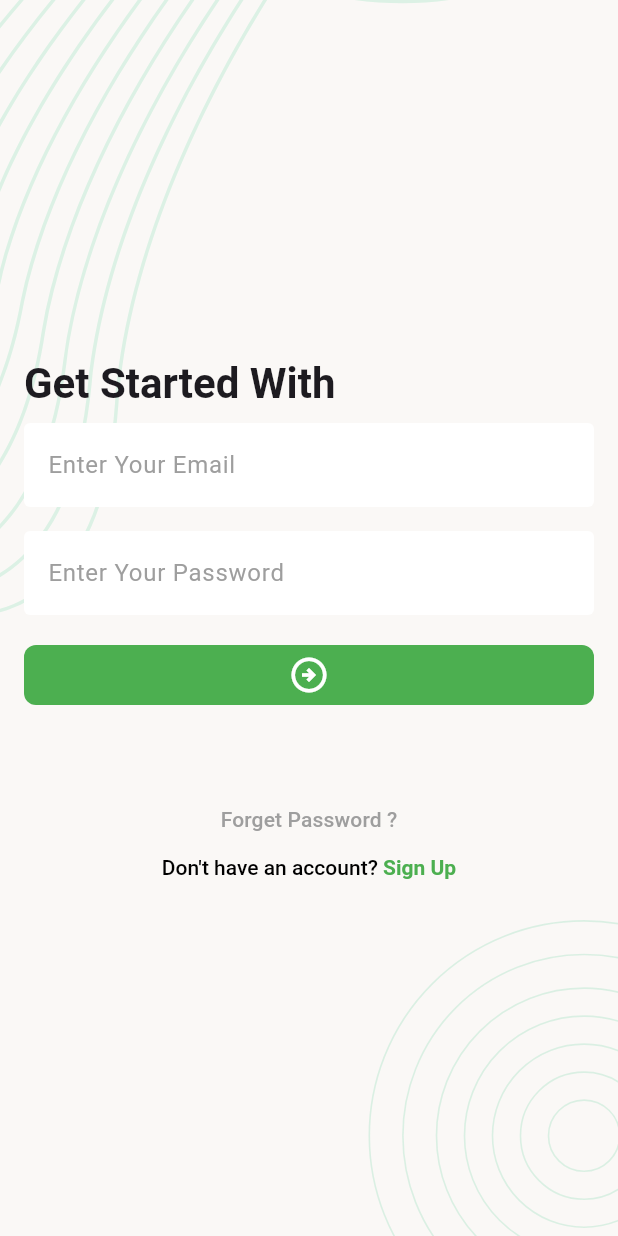
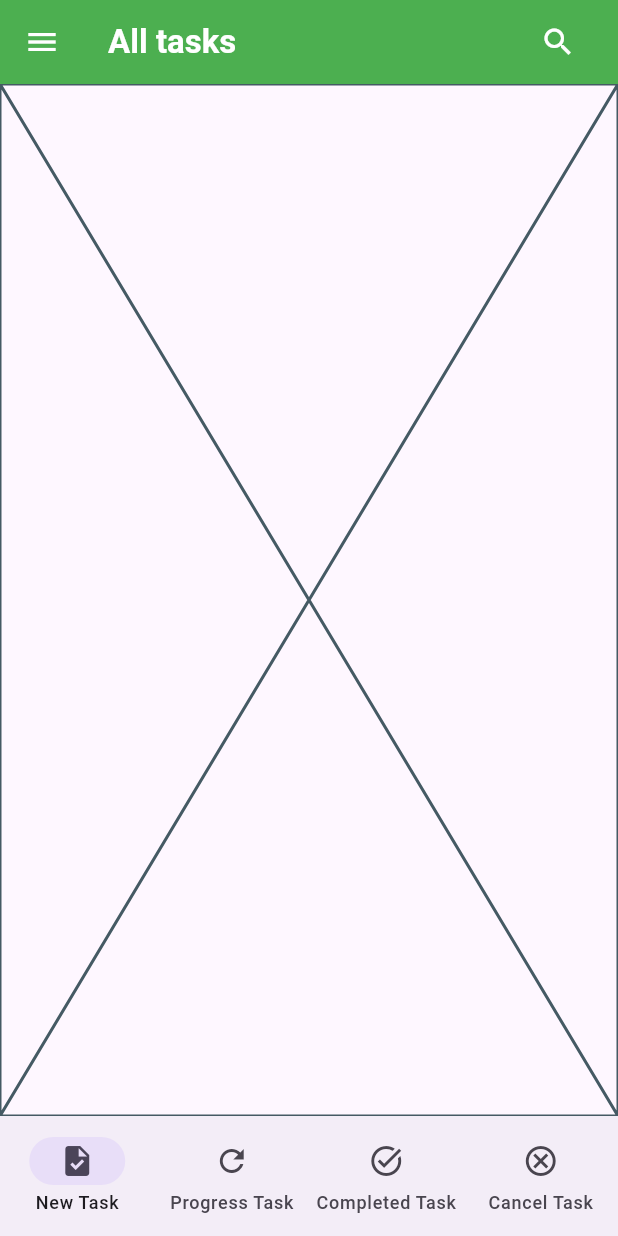
Before and after one commit to ZubayeerAlam/Ostad-Assignment-, a Flutter app: the screen it shows after launch, after a tap on the "arrow circle right" icon, on a phone screen of 412 x 824 dp. Run offline on Flutter 3.47's test engine with Material 3 defaults, Android fonts, the phone set to English and light mode, and no system bars; our stand-ins replace flutter_svg; Roboto replaces fonts that are missing (Poppins).

Commit message:
main nav layout

```diff
--- /dev/null
+++ b/Module 13/Task_Manager_APP/lib/Screen/NewTask_Screen.dart
@@ -0,0 +1,15 @@
+import 'package:flutter/cupertino.dart';
+
+class NewtaskScreen extends StatefulWidget {
+  const NewtaskScreen({super.key});
+
+  @override
+  State<NewtaskScreen> createState() => _State();
+}
+
+class _State extends State<NewtaskScreen> {
+  @override
+  Widget build(BuildContext context) {
+    return const Placeholder();
+  }
+}
--- a/Module 13/Task_Manager_APP/lib/Screen/log_in_screen.dart
+++ b/Module 13/Task_Manager_APP/lib/Screen/log_in_screen.dart
@@ -1,5 +1,6 @@
 import 'package:flutter/cupertino.dart';
 import 'package:flutter/material.dart';
+import 'package:task_manager_app/Screen/main_nav_Screen.dart';
 import 'package:task_manager_app/Widget/ScreenBG.dart';
 
 import '../Utils/app_colors.dart';
@@ -39,7 +40,9 @@ class _State extends State<Login_Screen> {
               SizedBox(height: 16),
 
               FilledButton(
-                onPressed: () {},
+                onPressed: () {
+                  Navigator.pushReplacement(context, MaterialPageRoute(builder: (context)=>MainNavScreen()));
+                },
                 child: Icon(Icons.arrow_circle_right_outlined, size: 28),
               ),
 
--- /dev/null
+++ b/Module 13/Task_Manager_APP/lib/Screen/main_nav_Screen.dart
@@ -0,0 +1,53 @@
+import 'package:flutter/cupertino.dart';
+import 'package:flutter/material.dart';
+import 'package:task_manager_app/Screen/NewTask_Screen.dart';
+
+import '../Utils/app_colors.dart';
+import '../Widget/App_Bar.dart';
+import 'Cancel_Screen.dart';
+import 'CompleteTask_Screen.dart';
+import 'ProgressTask_Screen.dart';
+
+class MainNavScreen extends StatefulWidget {
+  const MainNavScreen({super.key});
+
+  @override
+  State<MainNavScreen> createState() => _MainNavScreenState();
+}
+
+class _MainNavScreenState extends State<MainNavScreen> {
+  int selectedIndex = 0;
+
+  List screens = [
+    NewtaskScreen(),
+    ProgressTaskScreen(),
+    CompleteTaskScreen(),
+    CancelScreen(),
+  ];
+
+  @override
+  Widget build(BuildContext context) {
+    return Scaffold(
+      appBar: Appbar(),
+      body: screens[selectedIndex],
+        bottomNavigationBar: NavigationBar(
+        selectedIndex: selectedIndex,
+        onDestinationSelected: (int index) {
+          setState(() {
+            selectedIndex = index;
+          });
+        },
+        destinations: const [
+          NavigationDestination(
+              icon: Icon(Icons.task), label: 'New Task'),
+          NavigationDestination(
+              icon: Icon(Icons.refresh), label: 'Progress Task'),
+          NavigationDestination(
+              icon: Icon(Icons.task_alt_outlined), label: 'Completed Task'),
+          NavigationDestination(
+              icon: Icon(Icons.cancel_outlined), label: 'Cancel Task'),
+        ],
+      )
+    );
+  }
+}
--- /dev/null
+++ b/Module 13/Task_Manager_APP/lib/Widget/App_Bar.dart
@@ -0,0 +1,41 @@
+import 'package:flutter/cupertino.dart';
+import 'package:flutter/material.dart';
+
+import '../Utils/app_colors.dart';
+
+class Appbar extends StatelessWidget implements PreferredSizeWidget {
+  const Appbar({super.key});
+
+  @override
+  Widget build(BuildContext context) {
+    return AppBar(
+      backgroundColor: AppColors.PColor,
+      leading: Icon(Icons.menu, color: Colors.white),
+      title: Row(
+        mainAxisAlignment: MainAxisAlignment.spaceBetween,
+        children: [
+          Text(
+            "All tasks",
+            style: Theme.of(
+              context,
+            ).textTheme.titleLarge?.copyWith(color: Colors.white, fontSize: 22),
+          ),
+
+          IconButton(
+            onPressed: () {},
+            icon: Icon(Icons.search, color: Colors.white),
+          ),
+        ],
+      ),
+      centerTitle: false,
+    );
+  }
+
+  @override
+  // TODO: implement child
+  Widget get child => throw UnimplementedError();
+
+  @override
+  // TODO: implement preferredSize
+  Size get preferredSize => Size.fromHeight(kToolbarHeight);
+}
```
Also changed, not shown: Module 13/Task_Manager_APP/lib/Screen/Cancel_Screen.dart (added, +15 -0 lines), Module 13/Task_Manager_APP/lib/Screen/CompleteTask_Screen.dart (added, +15 -0 lines), Module 13/Task_Manager_APP/lib/Screen/ProgressTask_Screen.dart (added, +15 -0 lines).
